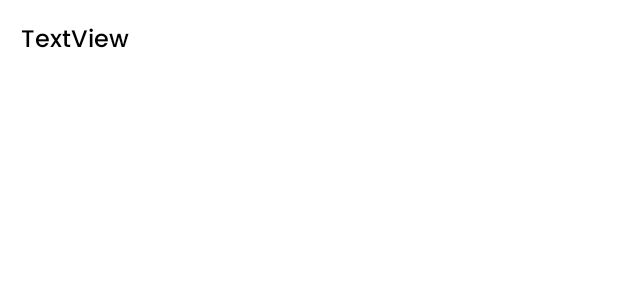
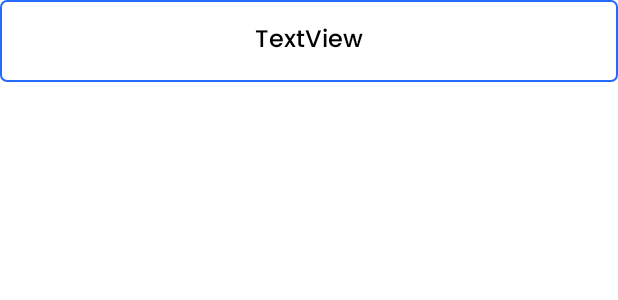
Before and after one commit to MahmoudLkashef/Shifa-a, an Android app: the layout dropdown_item.xml on its own in the app's theme, with its tools: preview values and no code run, on a phone screen of 412 x 824 dp. Shown: the top 300 px of the screen. Run offline under Robolectric (Android 15) with nearby library versions, the phone set to English and light mode, and no system bars.

Commit message:
modified the dropdown menu with sorting the array and styling the layout

```diff
--- a/app/src/main/java/com/syncdev/shifaa/SignUpDoctorFragment.kt
+++ b/app/src/main/java/com/syncdev/shifaa/SignUpDoctorFragment.kt
@@ -23,6 +23,7 @@
         binding = FragmentSignUpDoctorBinding.inflate(inflater,container,false)
 
         val specialty = resources.getStringArray(R.array.specialty)
+        specialty.sort()
         val arrayAdapter = ArrayAdapter(requireContext(),R.layout.dropdown_item,specialty)
         binding.dropdownMenuDoctorSpecialty.setAdapter(arrayAdapter)
 
--- /dev/null
+++ b/app/src/main/res/drawable/text_box.xml
@@ -0,0 +1,12 @@
+<?xml version="1.0" encoding="utf-8"?>
+<shape xmlns:android="http://schemas.android.com/apk/res/android"
+    android:shape="rectangle">
+
+    <stroke
+        android:width="1dp"
+        android:color="@color/main_color" />
+
+    <corners
+        android:radius="4dp" />
+
+</shape>
--- a/app/src/main/res/layout/dropdown_item.xml
+++ b/app/src/main/res/layout/dropdown_item.xml
@@ -8,5 +8,9 @@
     android:fontFamily="@font/poppins_medium"
     android:padding="14dp"
     android:text="TextView"
+    android:background="@drawable/text_box"
+    android:gravity="center"
+    android:elevation="6dp"
+    android:drawablePadding="4dp"
     android:textColor="@color/black"
     android:textSize="@dimen/sign_in_text_size_normal" />
```
